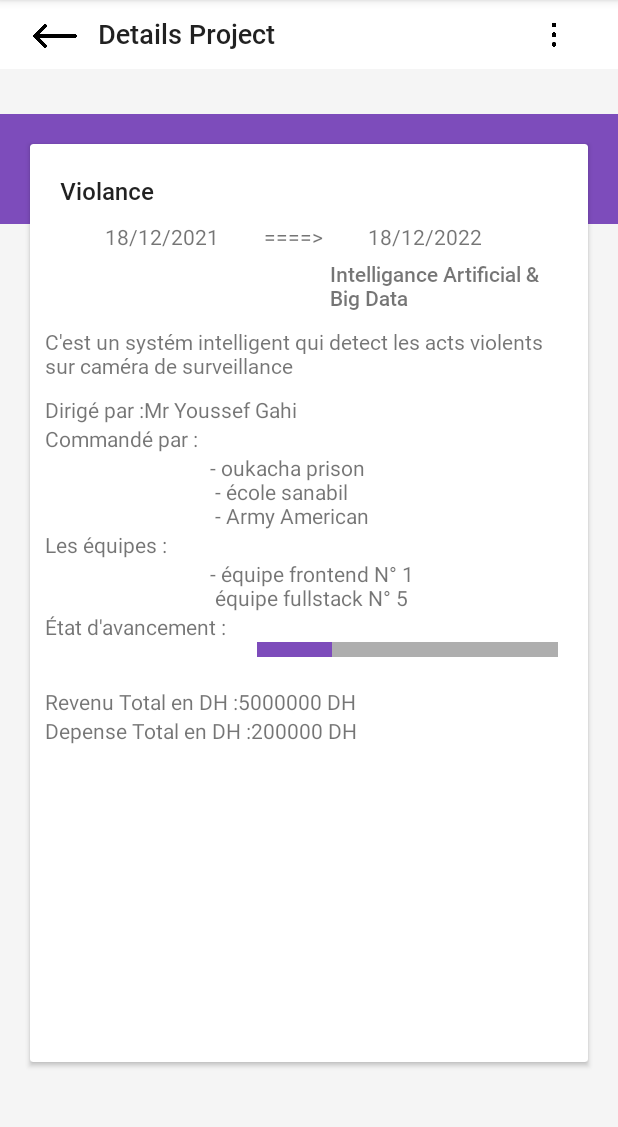
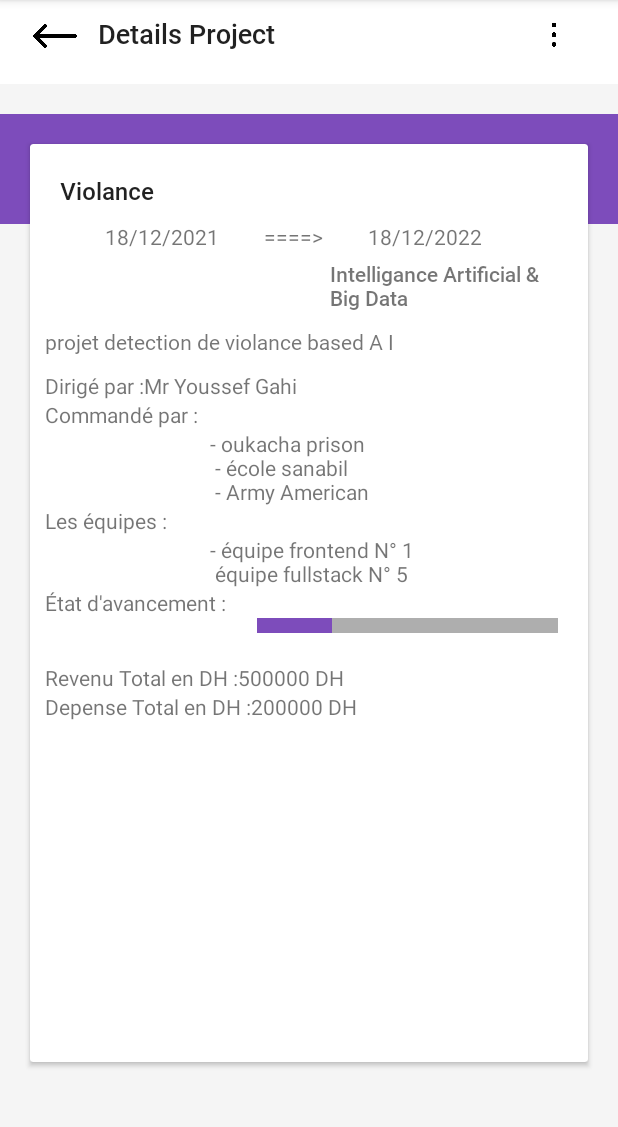
Before and after one commit to SoftClick-for-project-managment/SoftClick_mobile, an Android app: the fragment ListProjectsFragment placed in its activity, after a tap on "Violance", on a phone screen of 412 x 824 dp, the part 84-1211 px from its top. Run offline under Robolectric (Android 15) with nearby library versions, the phone set to English and light mode, and no system bars.

Commit message:
essetial things done , crud project

```diff
--- a/app/src/main/java/com/job/softclick_mobile/models/Project.java
+++ b/app/src/main/java/com/job/softclick_mobile/models/Project.java
@@ -4,16 +4,17 @@ import java.io.Serializable;
 import java.util.Date;
 
 public class Project implements Serializable {
-    private Integer idProject,imageProject;
+    private Integer idProject,imageProject , revenue;
     private String nameProject , descriptionProject , domain ;
     private Date dateDebut , dateFin;
     private Employee chefProject;
     private Etat projectEtat;
     private Priority projectPriority;
 
-    public Project(Integer idProject, Integer imageProject, String nameProject, String descriptionProject, String domain, Date dateDebut, Date dateFin, Employee chefProject, Etat projectEtat, Priority projectPriority) {
+    public Project(Integer idProject, Integer imageProject, Integer revenue, String nameProject, String descriptionProject, String domain, Date dateDebut, Date dateFin, Employee chefProject, Etat projectEtat, Priority projectPriority) {
         this.idProject = idProject;
         this.imageProject = imageProject;
+        this.revenue = revenue;
         this.nameProject = nameProject;
         this.descriptionProject = descriptionProject;
         this.domain = domain;
@@ -24,9 +25,13 @@ public class Project implements Serializable {
         this.projectPriority = projectPriority;
     }
 
-    public Project(String nameProject) {
+    public Project(String nameProject , String descriptionProject , Integer revenue) {
         this.nameProject = nameProject;
+        this.descriptionProject = descriptionProject;
+        this.revenue = revenue;
+
     }
+
 
     public Integer getIdProject() {
         return idProject;
@@ -35,6 +40,14 @@ public class Project implements Serializable {
 
     public Integer getImageProject() {
         return imageProject;
+    }
+
+    public Integer getRevenue() {
+        return revenue;
+    }
+
+    public void setRevenue(Integer revenue) {
+        this.revenue = revenue;
     }
 
     public void setImageProject(Integer imageProject) {
--- a/app/src/main/java/com/job/softclick_mobile/ui/DetailProjectFragment.java
+++ b/app/src/main/java/com/job/softclick_mobile/ui/DetailProjectFragment.java
@@ -190,11 +190,11 @@ public class DetailProjectFragment extends Fragment {
         domain.setText("Intelligance Artificial & Big Data");
         date_debut.setText("18/12/2021");
         date_fin.setText("18/12/2022");
-        description.setText("C'est un systém intelligent qui detect les acts violents sur caméra de surveillance");
+        description.setText(project.getDescriptionProject());
         name_chef.setText("Mr Youssef Gahi");
         clients.setText("- oukacha prison \n - école sanabil \n - Army American");
         equips.setText("- équipe frontend N° 1 \n équipe fullstack N° 5");
-        revenue.setText("5000000 DH");
+        revenue.setText(project.getRevenue().toString()+" DH ");
         depense.setText("200000 DH");
         etat_avancement.setProgress(25);
     }
--- a/app/src/main/java/com/job/softclick_mobile/ui/ListProjectsFragment.java
+++ b/app/src/main/java/com/job/softclick_mobile/ui/ListProjectsFragment.java
@@ -109,19 +109,19 @@ public class ListProjectsFragment extends Fragment implements RvItemClickListene
     private void initData(){
         String priority_1 = "hight priority";
         List<Project> section_priority_1 = new ArrayList<>();
-        section_priority_1.add(new Project("Violance"));section_priority_1.add(new Project("wizara important"));
+        section_priority_1.add(new Project("Violance","projet detection de violance based A I",500000));section_priority_1.add(new Project("gestion de dossier","stocker les dossier legaliseés et les chercher par une simple scan intelligent",600000));
 
         String priority_2 = "meduim priority";
         List<Project> section_priority_2 = new ArrayList<>();
-        section_priority_2.add(new Project("mat3am jami3i"));section_priority_2.add(new Project("stad footbal"));
+        section_priority_2.add(new Project("mat3am jami3i","mat3am jami3i , payment reservation , validation de repas ...",300000));
 
         String priority_3 = "normal priority";
         List<Project> section_priority_3 = new ArrayList<>();
-        section_priority_3.add(new Project("ecommerce site web"));section_priority_3.add(new Project("mobile app reservation"));
+        section_priority_3.add(new Project("ecommerce site web","t-shirt plateform qui automatise les adds on fb et google",800000));section_priority_3.add(new Project("mobile app reservation","application mobile de reservation de rendez vous",200000));
 
         String priority_4 = "not important";
         List<Project> section_priority_4 = new ArrayList<>();
-        section_priority_4.add(new Project("maintenance stock"));section_priority_4.add(new Project("maintenance inventair"));
+        section_priority_4.add(new Project("maintenance stock","maintenir un site web avec nouvelle technologies",15000));section_priority_4.add(new Project("maintenance inventair","maintenir un site web qui suite inventaires dans les entreprises",350000));
 
 
         sections.add(new Project_section(priority_1,section_priority_1));
--- a/app/src/main/res/layout/fragment_detail_project.xml
+++ b/app/src/main/res/layout/fragment_detail_project.xml
@@ -25,7 +25,7 @@
                 <View
                     android:layout_width="match_parent"
                     android:layout_height="60dp"
-                    android:layout_marginBottom="30dp"
+                    android:layout_marginBottom="20dp"
                     android:background="@color/white" />
 
                 <ImageView
--- a/app/src/main/res/layout/fragment_list_projects.xml
+++ b/app/src/main/res/layout/fragment_list_projects.xml
@@ -7,10 +7,10 @@
     tools:context=".ui.ListProjectsFragment"
     android:orientation="vertical"
     android:layout_marginBottom="60dp">
-
     <androidx.recyclerview.widget.RecyclerView
         android:id="@+id/main_recycle_view"
         android:layout_width="match_parent"
         android:layout_height="match_parent"
         app:layoutManager="androidx.recyclerview.widget.LinearLayoutManager"/>
+
 </FrameLayout>
--- a/app/src/main/res/layout/item_row.xml
+++ b/app/src/main/res/layout/item_row.xml
@@ -14,7 +14,7 @@
         android:layout_marginTop="10dp"
         android:layout_marginEnd="10dp"
         android:layout_marginBottom="10dp"
-        app:srcCompat="@drawable/user_photo" />
+        app:srcCompat="@drawable/logo" />
 
     <TextView
         android:id="@+id/title_project"
--- a/app/src/main/res/values/strings.xml
+++ b/app/src/main/res/values/strings.xml
@@ -20,6 +20,11 @@
     <string name="project_name_hint">Project Name</string>
     <string name="desciption_hint">Description</string>
     <string name="revenue_hint">Revenue en DH</string>
+    <string name="amount">Amount</string>
+    <string name="project">Project</string>
+    <string name="description">Description</string>
+    <string name="category">Category</string>
+    <string name="done">done</string>
     <string name="addbtn">Add</string>
     <string name="updatebtn">Update</string>
     <string name="add_project">Add Project</string>
```
Also changed, not shown: app/src/main/java/com/job/softclick_mobile/ui/AddProjectFragment.java (+86 -2 lines), app/src/main/res/layout/fragment_add_project.xml (+27 -10 lines), app/src/main/res/layout/fragment_footer.xml (+4 -6 lines).
